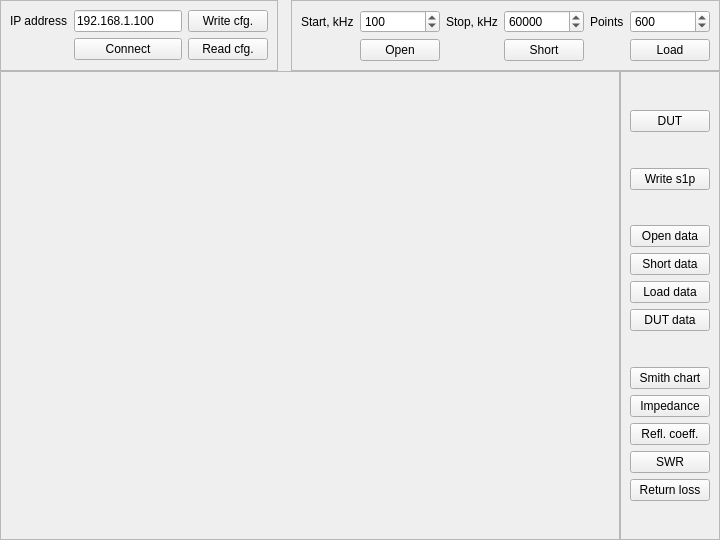
This is projects/vna/client/vna.ui in pavel-demin/red-pitaya-notes as Qt 5 draws it before an edit. The edited form follows.
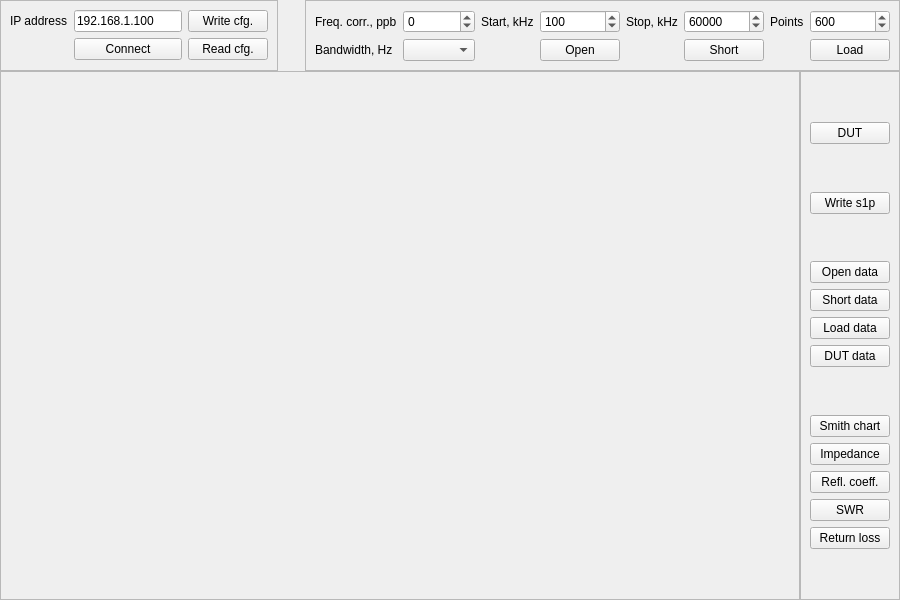
This is the edited form.

Commit message: add frequency correction to vna/client

What changed in the file:
```diff
--- a/projects/vna/client/vna.ui
+++ b/projects/vna/client/vna.ui
@@ -6,14 +6,14 @@
    <rect>
     <x>0</x>
     <y>0</y>
-    <width>720</width>
-    <height>540</height>
+    <width>900</width>
+    <height>600</height>
    </rect>
   </property>
   <property name="minimumSize">
    <size>
-    <width>720</width>
-    <height>540</height>
+    <width>900</width>
+    <height>600</height>
    </size>
   </property>
   <property name="windowTitle">
@@ -51,34 +51,34 @@
        <enum>QFrame::Raised</enum>
       </property>
       <layout class="QGridLayout" name="sweepLayout">
-       <item row="1" column="4">
+       <item row="1" column="6">
         <widget class="QLabel" name="sizeLabel">
          <property name="text">
           <string>Points</string>
          </property>
         </widget>
        </item>
-       <item row="2" column="3">
+       <item row="2" column="5">
         <widget class="QPushButton" name="shortSweep">
          <property name="text">
           <string>Short</string>
          </property>
         </widget>
        </item>
-       <item row="1" column="2">
+       <item row="1" column="4">
         <widget class="QLabel" name="stopLabel">
          <property name="text">
           <string>Stop, kHz</string>
          </property>
         </widget>
        </item>
-       <item row="1" column="1">
+       <item row="1" column="3">
         <widget class="QSpinBox" name="startValue">
          <property name="minimum">
           <number>0</number>
          </property>
          <property name="maximum">
-          <number>62500</number>
+          <number>62000</number>
          </property>
          <property name="singleStep">
           <number>100</number>
@@ -88,20 +88,20 @@
          </property>
         </widget>
        </item>
-       <item row="1" column="0">
+       <item row="1" column="2">
         <widget class="QLabel" name="startLabel">
          <property name="text">
           <string>Start, kHz</string>
          </property>
         </widget>
        </item>
-       <item row="1" column="3">
+       <item row="1" column="5">
         <widget class="QSpinBox" name="stopValue">
          <property name="minimum">
           <number>0</number>
          </property>
          <property name="maximum">
-          <number>62500</number>
+          <number>62000</number>
          </property>
          <property name="singleStep">
           <number>100</number>
@@ -111,14 +111,14 @@
          </property>
         </widget>
        </item>
-       <item row="2" column="1">
+       <item row="2" column="3">
         <widget class="QPushButton" name="openSweep">
          <property name="text">
           <string>Open</string>
          </property>
         </widget>
        </item>
-       <item row="1" column="5">
+       <item row="1" column="7">
         <widget class="QSpinBox" name="sizeValue">
          <property name="minimum">
           <number>1</number>
@@ -134,7 +134,7 @@
          </property>
         </widget>
        </item>
-       <item row="2" column="5">
+       <item row="2" column="7">
         <widget class="QPushButton" name="loadSweep">
          <property name="sizePolicy">
           <sizepolicy hsizetype="Minimum" vsizetype="Fixed">
@@ -147,6 +147,36 @@
          </property>
         </widget>
        </item>
+       <item row="1" column="0">
+        <widget class="QLabel" name="corrLabel">
+         <property name="text">
+          <string>Freq. corr., ppb</string>
+         </property>
+        </widget>
+       </item>
+       <item row="1" column="1">
+        <widget class="QSpinBox" name="corrValue">
+         <property name="minimum">
+          <number>-100000</number>
+         </property>
+         <property name="maximum">
+          <number>100000</number>
+         </property>
+         <property name="singleStep">
+          <number>100</number>
+         </property>
+        </widget>
+       </item>
+       <item row="2" column="0">
+        <widget class="QLabel" name="rateLabel">
+         <property name="text">
+          <string>Bandwidth, Hz</string>
+         </property>
+        </widget>
+       </item>
+       <item row="2" column="1">
+        <widget class="QComboBox" name="rateValue"/>
+       </item>
       </layout>
      </widget>
     </item>
```
The commit also changes 1 other file.
